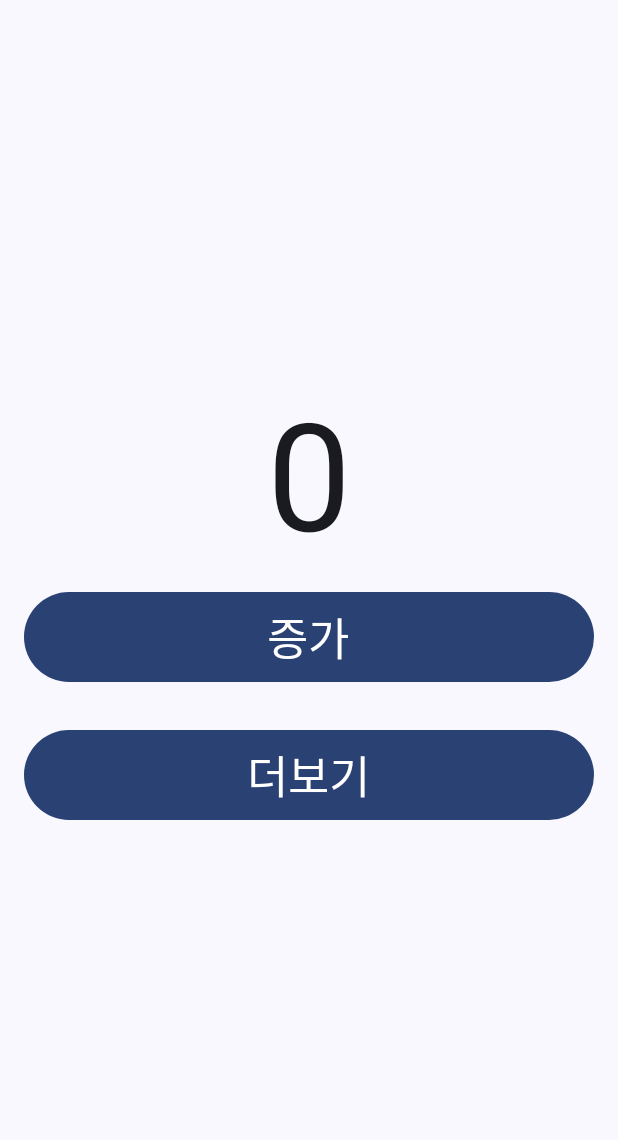
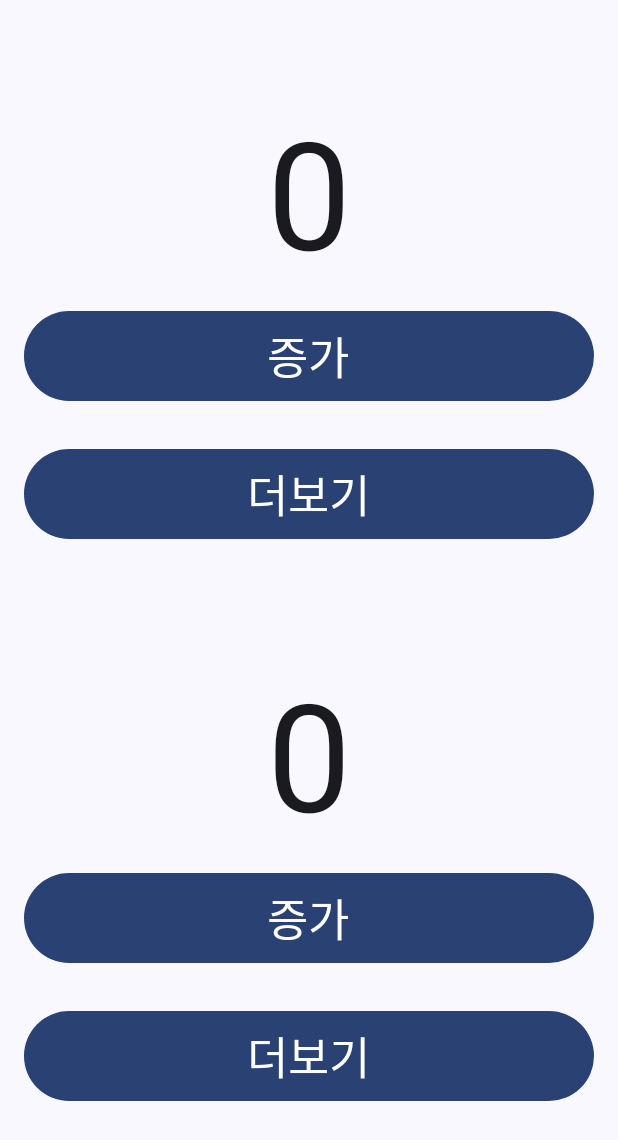
Before and after one commit to Nem-nooy/Advanced_Counter, an Android app built with Jetpack Compose: the screen it shows after launch (MainActivity), on a phone screen of 412 x 824 dp. Shown: the top 1140 px of the screen. Run offline under Robolectric (Android 15) with nearby library versions, the phone set to English and light mode, and no system bars.

Commit message:
🚚 여러 카운터

```diff
--- a/app/src/main/java/kr/ac/kumoh/ce/s20220736/advanced_counter/MainActivity.kt
+++ b/app/src/main/java/kr/ac/kumoh/ce/s20220736/advanced_counter/MainActivity.kt
@@ -42,7 +42,15 @@ fun MainScreen() {
     val context = LocalContext.current  // 'LocalContext'를 써야 현재 context를 가져올 수 있다.
 
     Scaffold(modifier = Modifier.fillMaxSize()) { innerPadding ->
-        Counter(Modifier.padding(innerPadding))
+        Column(
+            modifier = Modifier
+                .padding(innerPadding)
+                .fillMaxSize(),
+            verticalArrangement = Arrangement.SpaceEvenly,
+        ) {
+            Counter()
+            Counter()
+        }
     }
 }
 
@@ -53,7 +61,7 @@ fun Counter(modifier: Modifier = Modifier) {
     var (expanded, setExpanded) = remember { mutableStateOf(false) }
 
     Column(
-        modifier = modifier.fillMaxSize(),
+        modifier = modifier.fillMaxWidth(),
         verticalArrangement = Arrangement.Center,
         horizontalAlignment = Alignment.CenterHorizontally,
     ) {
@@ -62,7 +70,9 @@ fun Counter(modifier: Modifier = Modifier) {
             fontSize = 100.sp   // 강의 화면에서 크게 표시해야 하니까 쓴 것.
         )
         Button(
-            modifier = Modifier.fillMaxWidth().padding(16.dp),
+            modifier = Modifier
+                .fillMaxWidth()
+                .padding(16.dp),
             onClick = {
                 //count++
                 setCount(count + 1)
@@ -75,7 +85,9 @@ fun Counter(modifier: Modifier = Modifier) {
             )
         }
         Button(
-            modifier = Modifier.fillMaxWidth().padding(16.dp),
+            modifier = Modifier
+                .fillMaxWidth()
+                .padding(16.dp),
             onClick = {
                 setExpanded(!expanded)
             }
@@ -86,9 +98,11 @@ fun Counter(modifier: Modifier = Modifier) {
             )
         }
         AnimatedVisibility(expanded) {
-            Row{
+            Row {
                 Button(
-                    modifier = Modifier.padding(16.dp).weight(1F),
+                    modifier = Modifier
+                        .padding(16.dp)
+                        .weight(1F),
                     onClick = {
                         if (count > 0)
                             setCount(count - 1)
@@ -102,7 +116,9 @@ fun Counter(modifier: Modifier = Modifier) {
                     )
                 }
                 Button(
-                    modifier = Modifier.padding(16.dp).weight(1F),
+                    modifier = Modifier
+                        .padding(16.dp)
+                        .weight(1F),
                     onClick = {
                         setCount(0)
                         expanded = false
```
